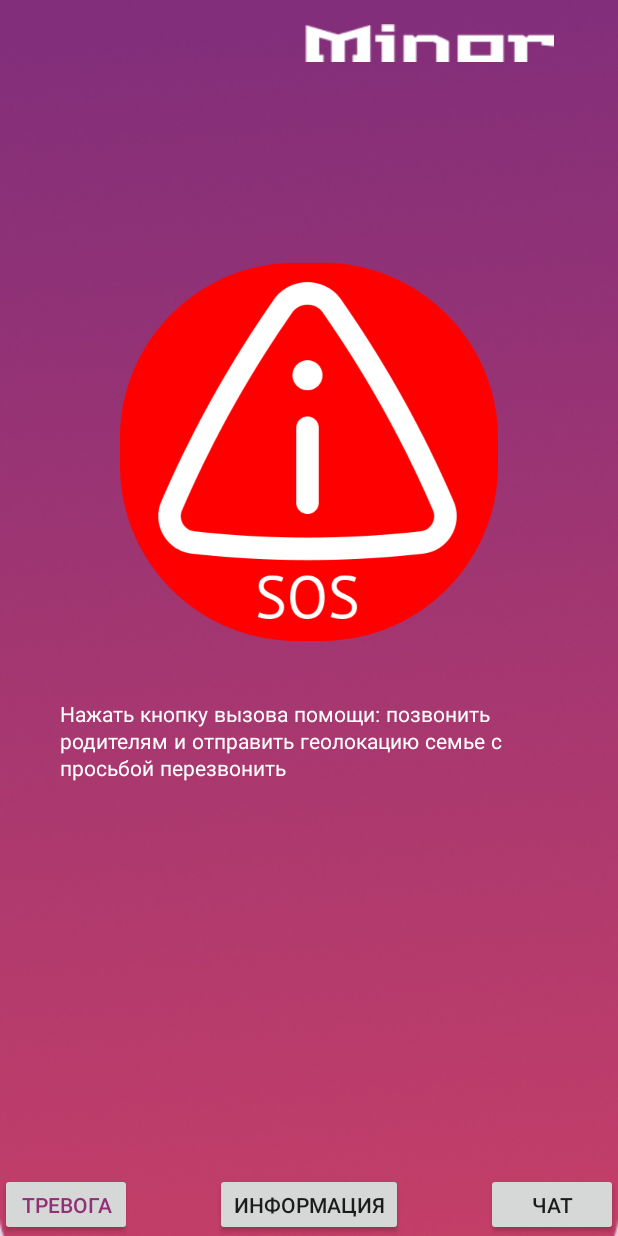
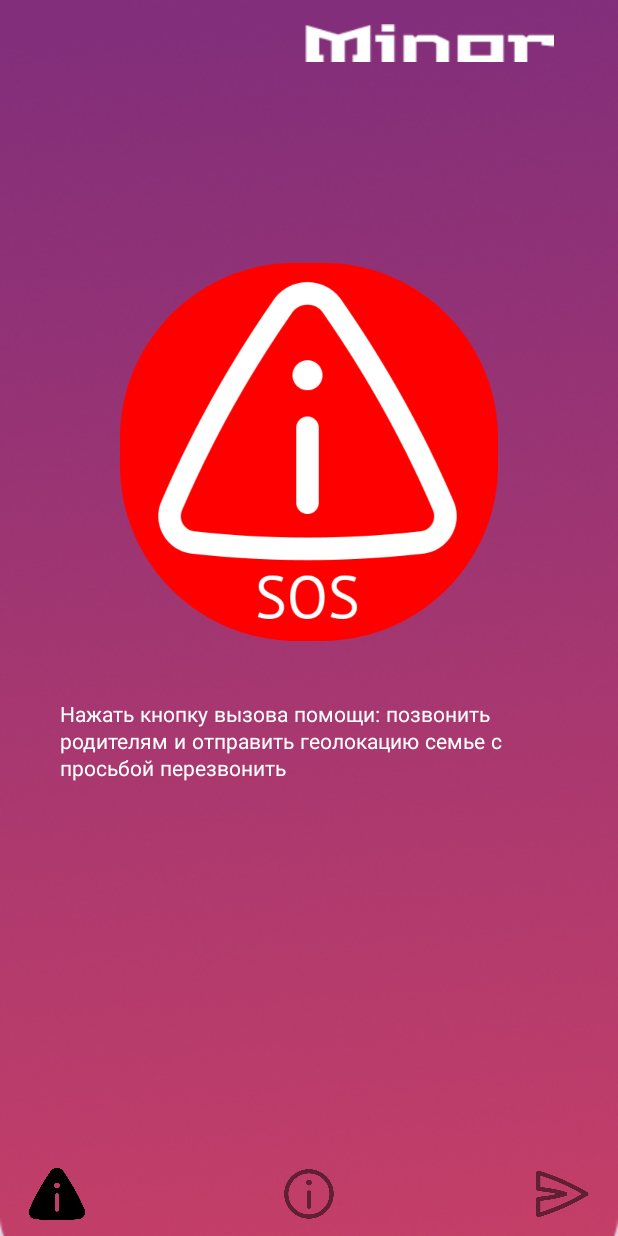
Before and after one commit to Asabonon/MinorMobApp, an Android app: the WarningActivity screen opened directly, with no data from a screen before it, on a phone screen of 412 x 824 dp. Run offline under Robolectric (Android 15) with nearby library versions, the phone set to English and light mode, and no system bars.

Commit message:
cool icons

```diff
--- a/app/src/main/res/layout/activity_warning.xml
+++ b/app/src/main/res/layout/activity_warning.xml
@@ -12,35 +12,35 @@
         android:id="@+id/layout2"
         android:layout_alignParentBottom="true"
         android:layout_width="match_parent"
-        android:layout_height="42dp"
+        android:layout_height="45dp"
+        android:layout_marginStart="15dp"
+        android:layout_marginEnd="15dp"
+        android:layout_marginBottom="5dp"
         android:layout_gravity="bottom"
         android:orientation="horizontal">
 
         <Button
             android:id="@+id/buttonWarning"
-            android:layout_width="wrap_content"
-            android:layout_height="wrap_content"
+            android:layout_width="45dp"
+            android:layout_height="45dp"
             android:layout_gravity="bottom|start"
-            android:layout_weight="1"
-            android:text="Тревога"
+            android:background="@drawable/warning_en_icon"
             android:textColor="@color/btnEnterTextColor"/>
 
         <Button
             android:id="@+id/buttonInfo"
-            android:layout_width="wrap_content"
-            android:layout_height="wrap_content"
+            android:layout_width="45dp"
+            android:layout_height="45dp"
             android:layout_gravity="bottom|center_horizontal"
-            android:layout_weight="1"
-            android:text="Информация"
+            android:background="@drawable/info_dis_icon"
             />
 
         <Button
             android:id="@+id/buttonChat"
-            android:layout_width="wrap_content"
-            android:layout_height="wrap_content"
+            android:layout_width="45dp"
+            android:layout_height="45dp"
             android:layout_gravity="bottom|end"
-            android:layout_weight="1"
-            android:text="Чат"
+            android:background="@drawable/chat_dis_icon"
             />
     </FrameLayout>
 
```
Also changed, not shown: app/src/main/res/layout/activity_chat.xml (+13 -14 lines), app/src/main/res/layout/activity_info.xml (+13 -14 lines), app/src/main/res/drawable/chat_dis_icon.png (added), app/src/main/res/drawable/chat_en_icon.png (added), app/src/main/res/drawable/info_dis_icon.png (added), app/src/main/res/drawable/info_en_icon.png (added), app/src/main/res/drawable/minor_logo_name.png (added), app/src/main/res/drawable/warning_dis_icon.png (added), app/src/main/res/drawable/warning_en_icon.png (added).
